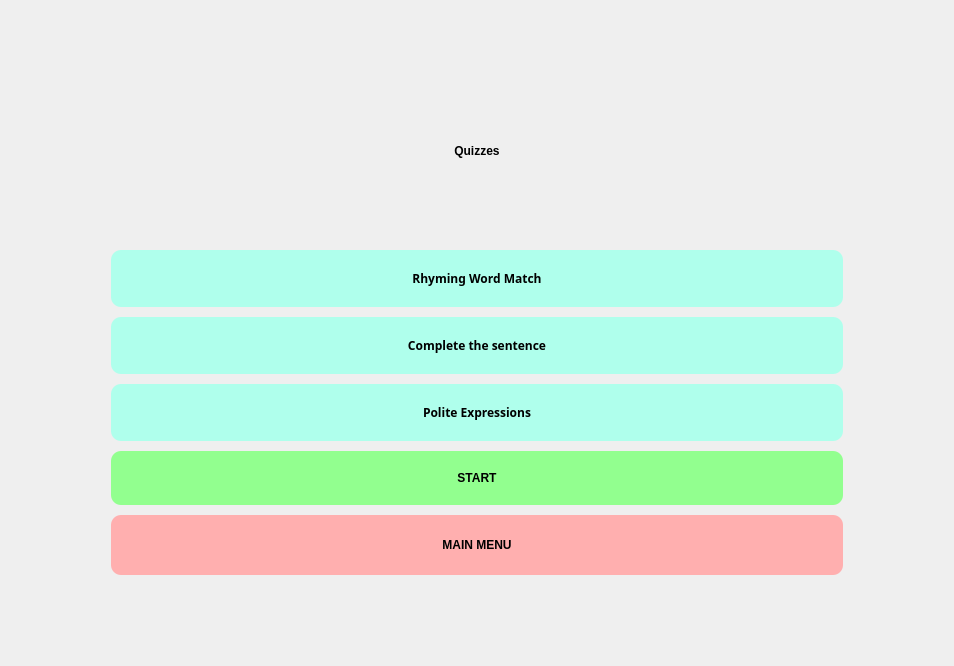
First picture: the form in screens/Quizzes.ui, repository jshperalta/ai-englishTutor, before the edit.
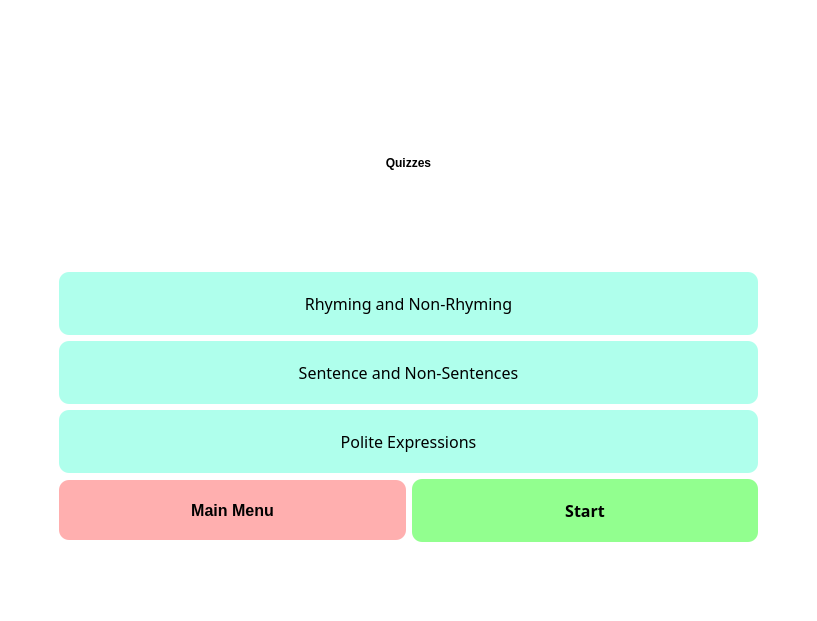
Second picture: the form after the edit. Icons and pictures are not drawn.

Commit message: Changes to be committed: 	modified:   Qthreading.py 	modified:   arduinoServo.py 	modified:   arduinoServo/arduinoServo.ino 	modified:   assets/script.txt 	modified:   main.py 	modified:   screens/Quizzes.ui 	modified:   screens/subject.ui 	modified:   screens/topics.ui 	modified:   screens/welcome.ui

Patch:
```diff
--- a/screens/Quizzes.ui
+++ b/screens/Quizzes.ui
@@ -1,62 +1,54 @@
 <?xml version="1.0" encoding="UTF-8"?>
 <ui version="4.0">
- <class>Dialog</class>
- <widget class="QDialog" name="Dialog">
+ <class>QuizScreen</class>
+ <widget class="QWidget" name="QuizScreen">
   <property name="geometry">
    <rect>
     <x>0</x>
     <y>0</y>
-    <width>954</width>
-    <height>666</height>
+    <width>817</width>
+    <height>621</height>
    </rect>
   </property>
   <property name="windowTitle">
    <string>Quizzes Screen</string>
   </property>
   <property name="styleSheet">
-   <string notr="true">background-image: url(:/background/wallpaper.jpeg);</string>
-  </property>
-  <layout class="QGridLayout" name="gridLayout">
-   <item row="0" column="0">
-    <widget class="QWidget" name="gridWidget" native="true">
-     <property name="sizePolicy">
-      <sizepolicy hsizetype="Preferred" vsizetype="Preferred">
-       <horstretch>0</horstretch>
-       <verstretch>0</verstretch>
-      </sizepolicy>
-     </property>
-     <property name="minimumSize">
-      <size>
-       <width>0</width>
-       <height>0</height>
-      </size>
-     </property>
-     <property name="baseSize">
-      <size>
-       <width>1024</width>
-       <height>600</height>
-      </size>
+   <string notr="true">background: white;</string>
      </property>
      <layout class="QGridLayout" name="gridLayout_2">
       <property name="leftMargin">
-       <number>100</number>
+    <number>50</number>
       </property>
       <property name="topMargin">
-       <number>80</number>
+    <number>50</number>
       </property>
       <property name="rightMargin">
-       <number>100</number>
+    <number>50</number>
       </property>
       <property name="bottomMargin">
-       <number>80</number>
+    <number>70</number>
       </property>
       <item row="0" column="0">
-       <layout class="QVBoxLayout" name="verticalLayout_2">
-        <property name="spacing">
-         <number>10</number>
-        </property>
-        <item>
-         <widget class="QLabel" name="Topics">
+    <widget class="QWidget" name="Quiz" native="true">
+     <property name="styleSheet">
+      <string notr="true">QPushButton {
+font-size: 16px;
+background-color: #AFFFEC !important;
+color: black; 
+font-family: 'Gilroy';
+font-weight: 400;
+border-radius: 10px;
+padding: 20px;
+}
+
+QPushButton::hover {
+background-color: #AFFFDD !important;
+}</string>
+     </property>
+     <layout class="QGridLayout" name="gridLayout">
+      <item row="0" column="0" colspan="2">
+       <widget class="QLabel" name="Title">
           <property name="minimumSize">
            <size>
             <width>0</width>
@@ -83,43 +75,24 @@
           </property>
          </widget>
         </item>
-        <item>
-         <spacer name="horizontalSpacer">
-          <property name="orientation">
-           <enum>Qt::Horizontal</enum>
-          </property>
-          <property name="sizeHint" stdset="0">
-           <size>
-            <width>40</width>
-            <height>30</height>
-           </size>
-          </property>
-         </spacer>
-        </item>
-        <item>
+      <item row="1" column="0" colspan="2">
          <widget class="QPushButton" name="btnRhyming">
           <property name="font">
            <font>
             <family>Gilroy</family>
-            <weight>75</weight>
-            <bold>true</bold>
+          <pointsize>-1</pointsize>
+          <weight>50</weight>
+          <bold>false</bold>
            </font>
           </property>
           <property name="cursor">
            <cursorShape>PointingHandCursor</cursorShape>
           </property>
           <property name="styleSheet">
-           <string notr="true">
-	background-color: #AFFFEC;
-	color: black; 
-	font-family: 'Gilroy';
-	font-weight: 600;
-	border-radius: 10px;
-	padding: 20px;
-</string>
+         <string notr="true"/>
           </property>
           <property name="text">
-           <string>Rhyming Word Match</string>
+         <string>Rhyming and Non-Rhyming</string>
           </property>
           <property name="autoDefault">
            <bool>true</bool>
@@ -132,29 +105,24 @@
           </property>
          </widget>
         </item>
-        <item>
+      <item row="2" column="0" colspan="2">
          <widget class="QPushButton" name="btnSentence">
           <property name="font">
            <font>
             <family>Gilroy</family>
-            <weight>75</weight>
-            <bold>true</bold>
+          <pointsize>-1</pointsize>
+          <weight>50</weight>
+          <bold>false</bold>
            </font>
           </property>
           <property name="cursor">
            <cursorShape>PointingHandCursor</cursorShape>
           </property>
           <property name="styleSheet">
-           <string notr="true">background-color: #AFFFEC;
-	color: black; 
-	font-family: 'Gilroy';
-	font-weight: 600;
-	border-radius: 10px;
-	padding: 20px;
-</string>
+         <string notr="true"/>
           </property>
           <property name="text">
-           <string>Complete the sentence</string>
+         <string>Sentence and Non-Sentences</string>
           </property>
           <property name="autoDefault">
            <bool>true</bool>
@@ -167,26 +135,21 @@
           </property>
          </widget>
         </item>
-        <item>
+      <item row="3" column="0" colspan="2">
          <widget class="QPushButton" name="btnExpress">
           <property name="font">
            <font>
             <family>Gilroy</family>
-            <weight>75</weight>
-            <bold>true</bold>
+          <pointsize>-1</pointsize>
+          <weight>50</weight>
+          <bold>false</bold>
            </font>
           </property>
           <property name="cursor">
            <cursorShape>PointingHandCursor</cursorShape>
           </property>
           <property name="styleSheet">
-           <string notr="true">background-color: #AFFFEC;
-	color: black; 
-	font-family: 'Gilroy';
-	font-weight: 600;
-	border-radius: 10px;
-	padding: 20px;
-</string>
+         <string notr="true"/>
           </property>
           <property name="text">
            <string>Polite Expressions</string>
@@ -202,26 +165,7 @@
           </property>
          </widget>
         </item>
-        <item>
-         <widget class="QPushButton" name="btnStart">
-          <property name="cursor">
-           <cursorShape>PointingHandCursor</cursorShape>
-          </property>
-          <property name="styleSheet">
-           <string notr="true">background-color: #92ff8f;
-	color: black; 
-	font-family: 'Gilroy';
-	font-weight: 600;
-	border-radius: 10px;
-	padding: 20px;
-</string>
-          </property>
-          <property name="text">
-           <string>START</string>
-          </property>
-         </widget>
-        </item>
-        <item>
+      <item row="4" column="0">
          <widget class="QPushButton" name="btnMenu">
           <property name="minimumSize">
            <size>
@@ -242,11 +186,36 @@
 </string>
           </property>
           <property name="text">
-           <string>MAIN MENU</string>
+         <string>Main Menu</string>
           </property>
          </widget>
         </item>
-       </layout>
+      <item row="4" column="1">
+       <widget class="QPushButton" name="btnStart">
+        <property name="font">
+         <font>
+          <family>Gilroy</family>
+          <pointsize>-1</pointsize>
+          <weight>75</weight>
+          <bold>true</bold>
+         </font>
+        </property>
+        <property name="cursor">
+         <cursorShape>PointingHandCursor</cursorShape>
+        </property>
+        <property name="styleSheet">
+         <string notr="true">background-color: #92ff8f;
+	color: black; 
+	font-family: 'Gilroy';
+	font-weight: 600;
+	border-radius: 10px;
+	padding: 20px;
+</string>
+        </property>
+        <property name="text">
+         <string>Start</string>
+        </property>
+       </widget>
       </item>
      </layout>
     </widget>
```
Left out of the diff: 6 changed lines with no effect on the pictures. Lines whose indentation alone changed are shown as unchanged. The commit also changes 8 other files.
